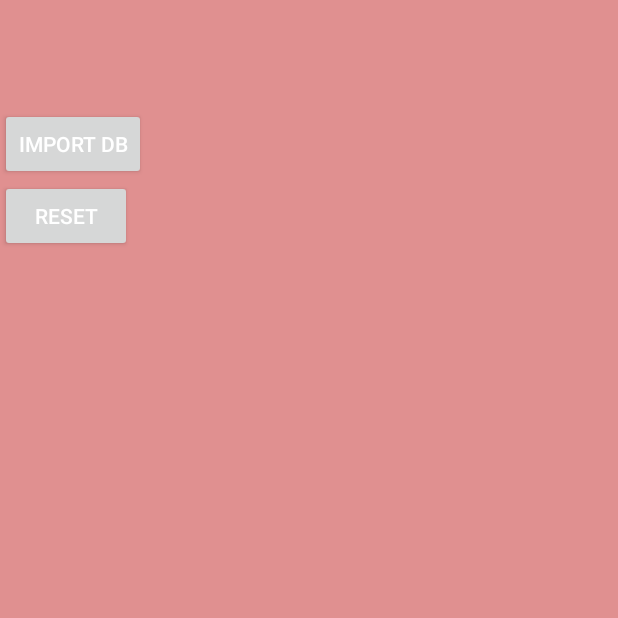
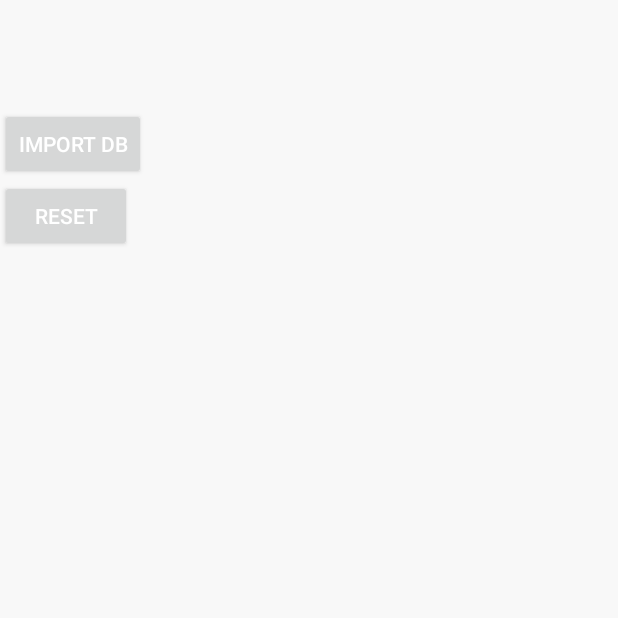
Before and after one commit to fnail1/colloquium, an Android app: the fragment ProfileFragment placed in its activity, on a phone screen of 412 x 824 dp, the top half of it. Run offline under Robolectric (Android 15) with nearby library versions, the light colour scheme and no system bars; our stand-ins replace ButterKnife; 1 statement that could not run was skipped.

Commit message:
Вкладка "Мои"

```diff
--- a/app/src/main/java/ru/mail/colloquium/ui/main/MainActivity.java
+++ b/app/src/main/java/ru/mail/colloquium/ui/main/MainActivity.java
@@ -53,7 +53,7 @@ public class MainActivity extends BaseActivity {
             @Override
             public void onPageScrolled(int position, float positionOffset, int positionOffsetPixels) {
                 float f = position + positionOffset;
-                if (f > 1.5f) {
+                if (1.5f < f && f <= 2.5f) {
                     if (tabsTheme == TabsTheme.LIGHT)
                         return;
                     tabsTheme = TabsTheme.LIGHT;
--- a/app/src/main/res/layout/fr_profile.xml
+++ b/app/src/main/res/layout/fr_profile.xml
@@ -2,7 +2,7 @@
 <LinearLayout xmlns:android="http://schemas.android.com/apk/res/android"
               android:layout_width="match_parent"
               android:layout_height="match_parent"
-              android:background="#ffe09090"
+              android:background="#f8f8f8"
               android:fitsSystemWindows="true"
               android:orientation="vertical"
     >
--- a/app/src/main/res/layout/fr_question.xml
+++ b/app/src/main/res/layout/fr_question.xml
@@ -138,6 +138,7 @@
         android:layout_alignParentRight="true"
         android:layout_marginBottom="20dp"
         android:layout_marginRight="@dimen/padding"
+        android:background="@drawable/ripple_none_view_dark"
         android:drawablePadding="8dp"
         android:drawableStart="@drawable/ic_fast_forward"
         android:gravity="center_horizontal"
```
Also changed, not shown: app/src/main/res/drawable-hdpi/ic_answers_placeholder.png (added), app/src/main/res/drawable-hdpi/ic_female_heart.png (added), app/src/main/res/drawable-hdpi/ic_male_heart.png (added), app/src/main/res/drawable-mdpi/ic_answers_placeholder.png (added), app/src/main/res/drawable-mdpi/ic_female_heart.png (added), app/src/main/res/drawable-mdpi/ic_male_heart.png (added), app/src/main/res/drawable-xhdpi/ic_answers_placeholder.png (added), app/src/main/res/drawable-xhdpi/ic_female_heart.png (added), app/src/main/res/drawable-xhdpi/ic_male_heart.png (added), app/src/main/res/drawable-xxhdpi/ic_answers_placeholder.png (added), app/src/main/res/drawable-xxhdpi/ic_female_heart.png (added), app/src/main/res/drawable-xxhdpi/ic_male_heart.png (added), app/src/main/res/drawable-xxxhdpi/ic_answers_placeholder.png (added), app/src/main/res/drawable-xxxhdpi/ic_female_heart.png (added), 1 more files.
